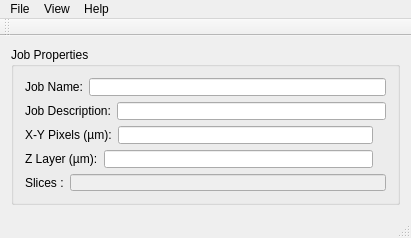
Before: the Qt Designer form B9Creator/b9edit/b9edit.ui in B9Creations/B9Creator, drawn with Qt 5.
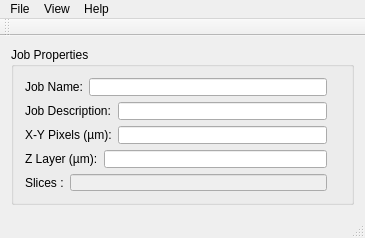
After: the same form once the commit is applied. Icons and pictures are not drawn.

```diff
--- a/B9Creator/b9edit/b9edit.ui
+++ b/B9Creator/b9edit/b9edit.ui
@@ -9,7 +9,7 @@
    <rect>
     <x>0</x>
     <y>0</y>
-    <width>411</width>
+    <width>365</width>
     <height>238</height>
    </rect>
   </property>
@@ -85,10 +85,8 @@
       <property name="title">
        <string>Job Properties</string>
       </property>
-      <layout class="QVBoxLayout" name="verticalLayout_2">
-       <item>
-        <layout class="QHBoxLayout" name="horizontalLayout_4">
-         <item>
+      <layout class="QGridLayout" name="gridLayout">
+       <item row="0" column="0" colspan="2">
           <widget class="QLabel" name="label_2">
            <property name="text">
             <string>Job Name:</string>
@@ -98,77 +96,61 @@
            </property>
           </widget>
          </item>
-         <item>
+       <item row="0" column="2" colspan="3">
           <widget class="QLineEdit" name="lineEdit_4"/>
          </item>
-        </layout>
-       </item>
-       <item>
-        <layout class="QHBoxLayout" name="horizontalLayout_5">
-         <item>
+       <item row="1" column="0" colspan="4">
           <widget class="QLabel" name="label_3">
            <property name="text">
             <string>Job Description:</string>
            </property>
           </widget>
          </item>
-         <item>
+       <item row="1" column="4">
           <widget class="QLineEdit" name="lineEdit_5"/>
          </item>
-        </layout>
-       </item>
-       <item>
-        <layout class="QHBoxLayout" name="horizontalLayout_6">
-         <item>
+       <item row="2" column="0" colspan="4">
           <widget class="QLabel" name="label_4">
            <property name="text">
             <string>X-Y Pixels (µm):</string>
            </property>
           </widget>
          </item>
-         <item>
+       <item row="2" column="4">
           <widget class="QLineEdit" name="lineEdit_6"/>
          </item>
-         <item>
+       <item row="2" column="5">
           <widget class="QLabel" name="xyinfo">
            <property name="text">
             <string/>
            </property>
           </widget>
          </item>
-        </layout>
-       </item>
-       <item>
-        <layout class="QHBoxLayout" name="horizontalLayout_7">
-         <item>
+       <item row="3" column="0" colspan="3">
           <widget class="QLabel" name="label_5">
            <property name="text">
             <string>Z Layer (µm):</string>
            </property>
           </widget>
          </item>
-         <item>
+       <item row="3" column="3" colspan="2">
           <widget class="QLineEdit" name="lineEdit_7"/>
          </item>
-         <item>
+       <item row="3" column="5">
           <widget class="QLabel" name="zinfo">
            <property name="text">
             <string/>
            </property>
           </widget>
          </item>
-        </layout>
-       </item>
-       <item>
-        <layout class="QHBoxLayout" name="horizontalLayout_9">
-         <item>
+       <item row="4" column="0">
           <widget class="QLabel" name="label_6">
            <property name="text">
             <string>Slices :</string>
            </property>
           </widget>
          </item>
-         <item>
+       <item row="4" column="1" colspan="4">
           <widget class="QLineEdit" name="lineEdit_8">
            <property name="enabled">
             <bool>false</bool>
@@ -179,8 +161,6 @@
           </widget>
          </item>
         </layout>
-       </item>
-      </layout>
      </widget>
     </item>
     <item>
@@ -203,7 +183,7 @@
     <rect>
      <x>0</x>
      <y>0</y>
-     <width>411</width>
+     <width>365</width>
      <height>21</height>
     </rect>
    </property>
```
Lines whose indentation alone changed are shown as unchanged.
